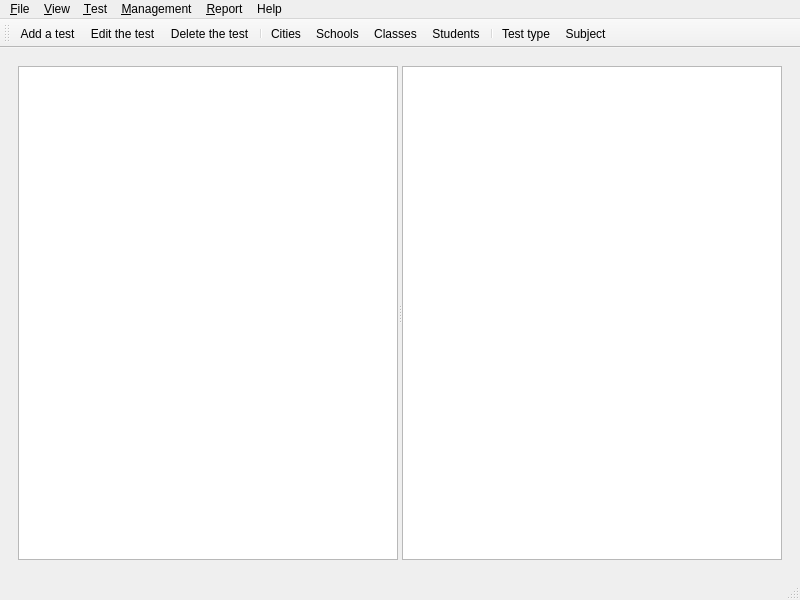
Old version of the form TeacherHelper/src/mainForm.ui in the repository jeremydumais/TeacherHelper.
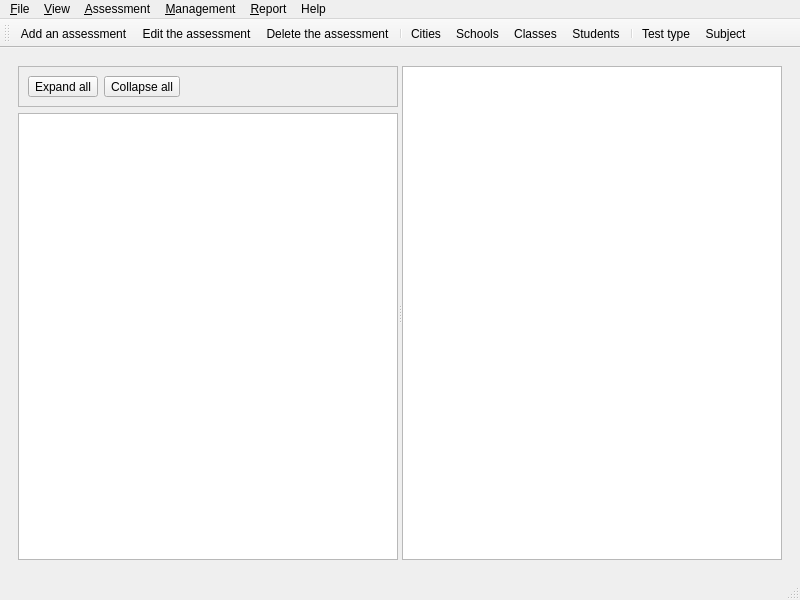
New version of the form. Icons and pictures are not drawn.

Commit message: Create the Assessment form, also renamed testResult to assessmentResult.

```diff
--- a/TeacherHelper/src/mainForm.ui
+++ b/TeacherHelper/src/mainForm.ui
@@ -22,11 +22,67 @@
     <item row="0" column="0">
      <widget class="QWidget" name="widget" native="true">
       <layout class="QGridLayout" name="gridLayout_4">
-       <item row="0" column="0">
+       <item row="0" column="1">
         <widget class="QSplitter" name="splitter">
          <property name="orientation">
           <enum>Qt::Horizontal</enum>
          </property>
+         <widget class="QWidget" name="verticalLayoutWidget">
+          <layout class="QVBoxLayout" name="verticalLayout">
+           <item>
+            <widget class="QFrame" name="frame">
+             <property name="frameShape">
+              <enum>QFrame::StyledPanel</enum>
+             </property>
+             <property name="frameShadow">
+              <enum>QFrame::Raised</enum>
+             </property>
+             <layout class="QHBoxLayout" name="horizontalLayout_2">
+              <item>
+               <widget class="QToolButton" name="toolButtonExpandAll">
+                <property name="toolTip">
+                 <string>Expand all</string>
+                </property>
+                <property name="text">
+                 <string>Expand all</string>
+                </property>
+                <property name="icon">
+                 <iconset resource="../res/global.qrc">
+                  <normaloff>:/global/expand64.png</normaloff>:/global/expand64.png</iconset>
+                </property>
+               </widget>
+              </item>
+              <item>
+               <widget class="QToolButton" name="toolButtonCollapseAll">
+                <property name="toolTip">
+                 <string>Collapse all</string>
+                </property>
+                <property name="text">
+                 <string>Collapse all</string>
+                </property>
+                <property name="icon">
+                 <iconset resource="../res/global.qrc">
+                  <normaloff>:/global/collapse64.png</normaloff>:/global/collapse64.png</iconset>
+                </property>
+               </widget>
+              </item>
+              <item>
+               <spacer name="horizontalSpacer">
+                <property name="orientation">
+                 <enum>Qt::Horizontal</enum>
+                </property>
+                <property name="sizeHint" stdset="0">
+                 <size>
+                  <width>40</width>
+                  <height>20</height>
+                 </size>
+                </property>
+               </spacer>
+              </item>
+             </layout>
+            </widget>
+           </item>
+           <item>
          <widget class="QTreeWidget" name="treeWidget">
           <property name="columnCount">
            <number>2</number>
@@ -45,7 +101,16 @@
            </property>
           </column>
          </widget>
+           </item>
+          </layout>
+         </widget>
+         <widget class="QWidget" name="verticalLayoutWidget_2">
+          <layout class="QVBoxLayout" name="verticalLayout_3">
+           <item>
          <widget class="QTableWidget" name="tableWidget"/>
+           </item>
+          </layout>
+         </widget>
         </widget>
        </item>
       </layout>
@@ -107,11 +172,11 @@
    </widget>
    <widget class="QMenu" name="menu_Test">
     <property name="title">
-     <string>&amp;Test</string>
+     <string>&amp;Assessment</string>
     </property>
-    <addaction name="action_AddTest"/>
-    <addaction name="action_EditTest"/>
-    <addaction name="action_RemoveTest"/>
+    <addaction name="action_AddAssessment"/>
+    <addaction name="action_EditAssessment"/>
+    <addaction name="action_RemoveAssessment"/>
    </widget>
    <addaction name="menu_File"/>
    <addaction name="menu_View"/>
@@ -137,9 +202,9 @@
    <attribute name="toolBarBreak">
     <bool>false</bool>
    </attribute>
-   <addaction name="action_AddTest"/>
-   <addaction name="action_EditTest"/>
-   <addaction name="action_RemoveTest"/>
+   <addaction name="action_AddAssessment"/>
+   <addaction name="action_EditAssessment"/>
+   <addaction name="action_RemoveAssessment"/>
    <addaction name="separator"/>
    <addaction name="action_Cities"/>
    <addaction name="action_Schools"/>
@@ -234,37 +299,37 @@
     <string>List of cities</string>
    </property>
   </action>
-  <action name="action_AddTest">
+  <action name="action_AddAssessment">
    <property name="icon">
     <iconset resource="../res/global.qrc">
      <normaloff>:/global/addTest64.png</normaloff>:/global/addTest64.png</iconset>
    </property>
    <property name="text">
-    <string>&amp;Add a test...</string>
+    <string>&amp;Add an assessment...</string>
    </property>
   </action>
-  <action name="action_RemoveTest">
+  <action name="action_RemoveAssessment">
    <property name="icon">
     <iconset resource="../res/global.qrc">
      <normaloff>:/global/deleteTest64.png</normaloff>:/global/deleteTest64.png</iconset>
    </property>
    <property name="text">
-    <string>&amp;Delete the test</string>
+    <string>&amp;Delete the assessment</string>
    </property>
    <property name="toolTip">
-    <string>Delete the test</string>
+    <string>Delete the assessment</string>
    </property>
   </action>
-  <action name="action_EditTest">
+  <action name="action_EditAssessment">
    <property name="icon">
     <iconset resource="../res/global.qrc">
      <normaloff>:/global/editTest64.png</normaloff>:/global/editTest64.png</iconset>
    </property>
    <property name="text">
-    <string>&amp;Edit the test...</string>
+    <string>&amp;Edit the assessment...</string>
    </property>
    <property name="toolTip">
-    <string>Edit a test</string>
+    <string>Edit the assessment</string>
    </property>
   </action>
  </widget>
```
Lines whose indentation alone changed are shown as unchanged. The commit also changes 24 other files.
